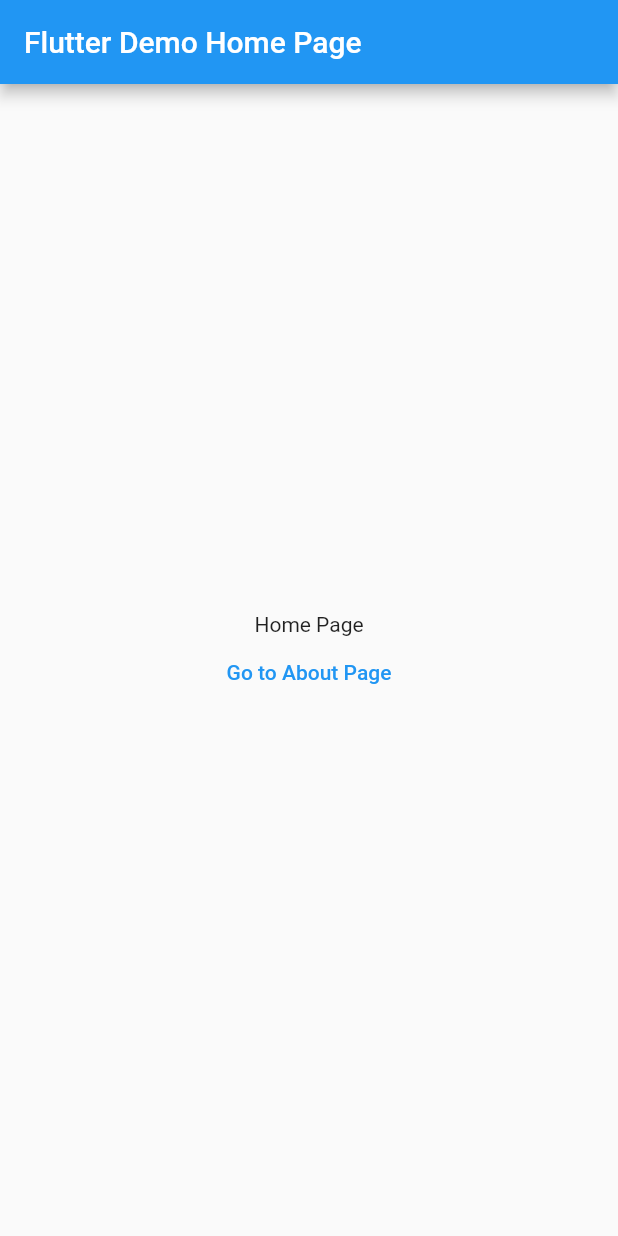
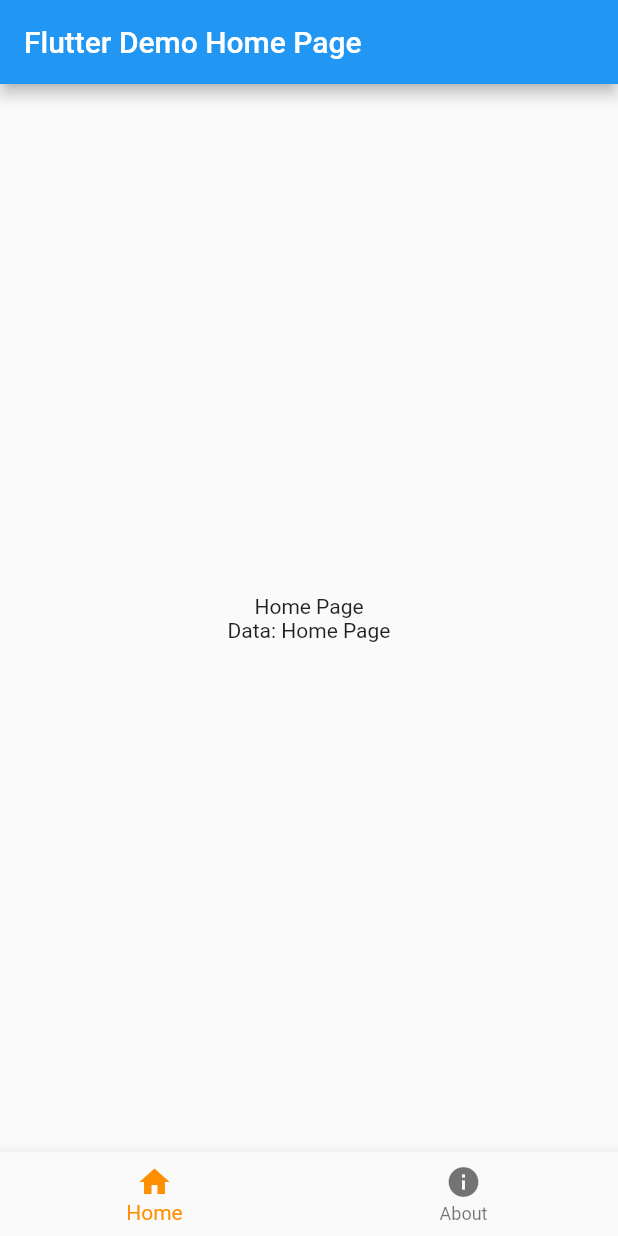
Before and after one commit to mikiyasegaye/flutter_app, a Flutter app: the screen it shows after launch, on a phone screen of 412 x 824 dp. Run offline on Flutter 3.47's test engine with Material 2 defaults, Android fonts, the phone set to English and light mode, and no system bars.

```diff
--- /dev/null
+++ b/lib/home_screen.dart
@@ -0,0 +1,49 @@
+import 'package:flutter/material.dart';
+import 'package:flutter_app/pages/about_page.dart';
+import 'package:flutter_app/pages/home_page.dart';
+
+class HomeScreen extends StatefulWidget {
+  const HomeScreen({Key? key}) : super(key: key);
+
+  @override
+  _HomeScreenState createState() => _HomeScreenState();
+}
+
+class _HomeScreenState extends State<HomeScreen> {
+  int _selectedIndex = 0;
+  PageController pageController = PageController();
+  @override
+  Widget build(BuildContext context) {
+    return Scaffold(
+      body: PageView(
+        controller: pageController,
+        onPageChanged: (index) {
+          setState(() {
+            _selectedIndex = index;
+          });
+        },
+        children: const [
+          HomePage(data: 'Home Page'),
+          AboutPage(data: 'About Page'),
+        ],
+      ),
+      bottomNavigationBar: BottomNavigationBar(
+        items: const <BottomNavigationBarItem>[
+          BottomNavigationBarItem(
+            icon: Icon(Icons.home),
+            label: 'Home',
+          ),
+          BottomNavigationBarItem(
+            icon: Icon(Icons.info),
+            label: 'About',
+          ),
+        ],
+        currentIndex: _selectedIndex,
+        selectedItemColor: Colors.amber[800],
+        onTap: (index) {
+          pageController.jumpToPage(index);
+        },
+      ),
+    );
+  }
+}
--- a/lib/main.dart
+++ b/lib/main.dart
@@ -1,3 +1,4 @@
+import 'package:flutter_app/home_screen.dart';
 import 'package:flutter_app/route_generator.dart';
 import 'package:flutter/material.dart';
 
@@ -11,84 +12,9 @@ class MyApp extends StatelessWidget {
       theme: ThemeData(
         primaryColor: Colors.purple[600],
       ),
-      home: const HomePage(
-        data: '',
-      ),
+      home: const HomeScreen(),
       initialRoute: '/',
       onGenerateRoute: RouteGenerator.generateRoute,
     );
   }
 }
-
-class HomePage extends StatelessWidget {
-  final String data;
-  const HomePage({
-    Key? key,
-    required this.data,
-  }) : super(key: key);
-  @override
-  Widget build(BuildContext context) {
-    return MaterialApp(
-      theme: ThemeData(
-        primaryColor: Colors.purple[600],
-      ),
-      home: Scaffold(
-        appBar: AppBar(
-          title: const Text('Flutter Demo Home Page'),
-        ),
-        body: Column(
-          mainAxisAlignment: MainAxisAlignment.center,
-          crossAxisAlignment: CrossAxisAlignment.center,
-          children: [
-            const Center(
-              child: Text('Home Page'),
-            ),
-            TextButton(
-              child: const Text('Go to About Page'),
-              onPressed: () {
-                Navigator.of(context).pushNamed(
-                  '/about',
-                  arguments: 'Hello from Home Page!',
-                );
-              },
-            )
-          ],
-        ),
-      ),
-    );
-  }
-}
-
-class AboutPage extends StatelessWidget {
-  final String data;
-  const AboutPage({
-    Key? key,
-    required this.data,
-  }) : super(key: key);
-  @override
-  Widget build(BuildContext context) {
-    return Scaffold(
-      appBar: AppBar(
-        title: const Text('Flutter Demo About Page'),
-      ),
-      body: Center(
-        child: Column(
-          mainAxisAlignment: MainAxisAlignment.center,
-          crossAxisAlignment: CrossAxisAlignment.center,
-          children: <Widget>[
-            const Text('About Page'),
-            Text(
-              data,
-            ),
-            TextButton(
-              child: const Text('Go to Home Page'),
-              onPressed: () {
-                Navigator.of(context).pop();
-              },
-            )
-          ],
-        ),
-      ),
-    );
-  }
-}
--- /dev/null
+++ b/lib/pages/home_page.dart
@@ -0,0 +1,29 @@
+import 'package:flutter/material.dart';
+
+class HomePage extends StatelessWidget {
+  final String data;
+  const HomePage({
+    Key? key,
+    required this.data,
+  }) : super(key: key);
+  @override
+  Widget build(BuildContext context) {
+    return Scaffold(
+      appBar: AppBar(
+        title: const Text('Flutter Demo Home Page'),
+      ),
+      body: Center(
+        child: Column(
+          mainAxisAlignment: MainAxisAlignment.center,
+          crossAxisAlignment: CrossAxisAlignment.center,
+          children: <Widget>[
+            const Text('Home Page'),
+            Text(
+              "Data: $data",
+            ),
+          ],
+        ),
+      ),
+    );
+  }
+}
--- a/lib/route_generator.dart
+++ b/lib/route_generator.dart
@@ -1,5 +1,6 @@
 import 'package:flutter/material.dart';
-import 'package:flutter_app/main.dart';
+import 'package:flutter_app/pages/about_page.dart';
+import 'package:flutter_app/pages/home_page.dart';
 
 class RouteGenerator {
   static Route<dynamic> generateRoute(RouteSettings settings) {
```
Also changed, not shown: lib/pages/about_page.dart (added, +29 -0 lines).
